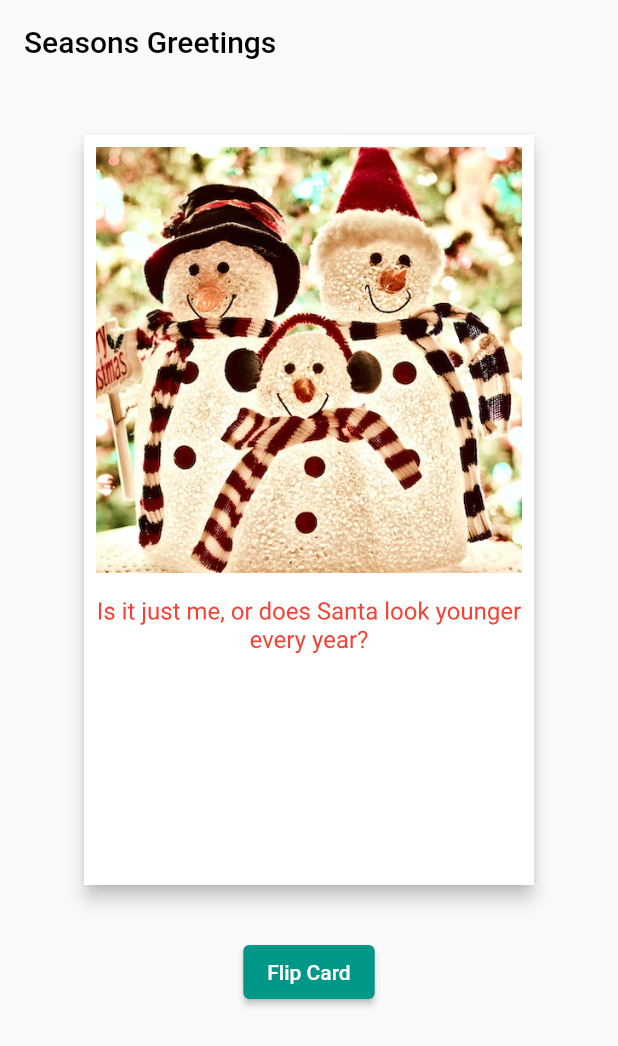
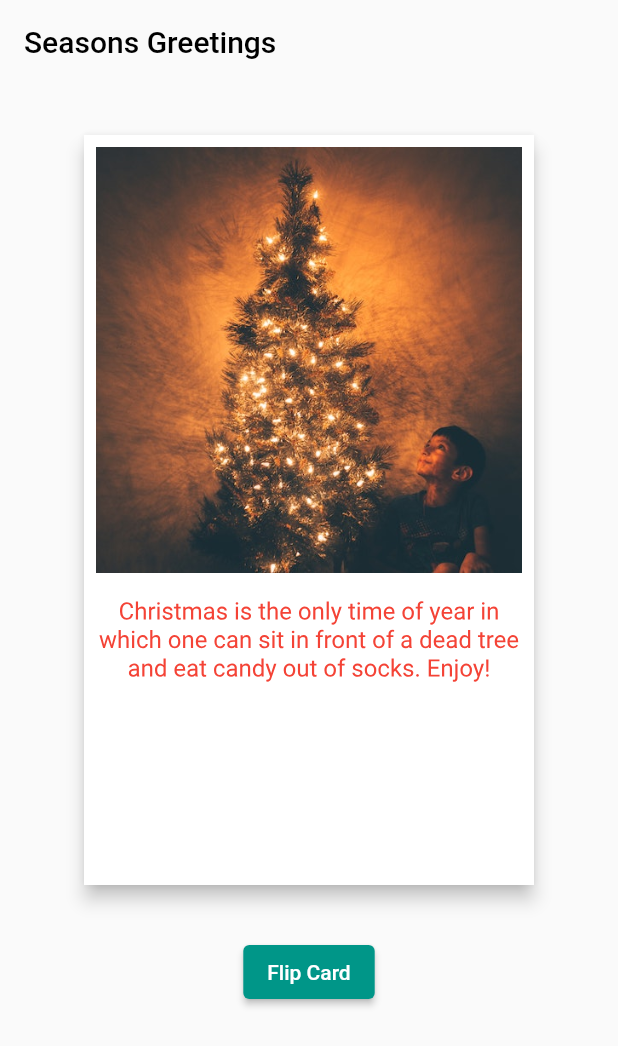
Before and after one commit to vikilinho/flipper, a Flutter app: the screen it shows after launch, after a tap on "Flip Card", on a phone screen of 412 x 824 dp. Shown: the top 1046 px of the screen. Run offline on Flutter 3.47's test engine with Material 2 defaults, Android fonts, the phone set to English and light mode, and no system bars.

Commit message:
generate random christmass messages

```diff
--- /dev/null
+++ b/lib/model/cardmodel.dart
@@ -0,0 +1,6 @@
+class CardModel {
+  final String text;
+  final String image;
+
+  CardModel(this.text, this.image);
+}
--- a/lib/views/homepage.dart
+++ b/lib/views/homepage.dart
@@ -1,5 +1,6 @@
 import 'dart:math';
 
+import 'package:flipper/model/cardmodel.dart';
 import 'package:flutter/material.dart';
 
 //Extends state with SingleTinker provider state mixin
@@ -17,6 +18,57 @@ class _HomePageState extends State<HomePage> with TickerProviderStateMixin {
   AnimationStatus _status = AnimationStatus.dismissed;
   var randomMessage = "";
   var randomImages = "";
+  // ignore: prefer_final_fields
+  List<CardModel> _cards = [
+    CardModel(
+      "This holiday season, let’s make it a point to cherish what’s truly important in our lives: cookies",
+      "images/c1.jpeg",
+    ),
+    CardModel(
+        "Best wishes for a joyous Christmas filled with love, happiness and prosperity!",
+        "images/c2.jpeg"),
+    CardModel(
+      "Wishing you a season full of light and laughter for you and your family.",
+      "images/c3.jpeg",
+    ),
+    CardModel(
+      "The gift of love. The gift of peace. The gift of happiness. May all these be yours at Christmas.",
+      "images/c4.jpeg",
+    ),
+    CardModel(
+        "Merry Christmas! I put so much thought into your gift that now it's too late to get it.",
+        "images/c5.jpeg"),
+    CardModel("Is it just me, or does Santa look younger every year?",
+        "images/c6.jpeg"),
+    CardModel(
+        "Eat. Drink. Be Merry. Have a wonderful Christmas!", "images/c7.jpeg"),
+    CardModel(
+        "Christmas is the only time of year in which one can sit in front of a dead tree and eat candy out of socks. Enjoy!",
+        "images/c8.jpeg"),
+    CardModel(
+        "May the Christmas Season bring only happiness and joy to you and your family.",
+        "images/c9.jpeg"),
+    CardModel(
+        "The gift of love. The gift of peace. The gift of happiness. May all these be yours at Christmas.",
+        "images/c10.jpeg"),
+    CardModel(
+        "May all that is beautiful, meaningful and brings you joy be yours this holiday season and throughout the coming year!",
+        "images/c11.jpeg"),
+    CardModel(
+        "Merry Christmas! Wishing you all the happiness your holiday can hold!",
+        "images/c12.jpeg"),
+    CardModel(
+        "May your holidays sparkle with joy and laughter.", "images/c13.jpeg"),
+    CardModel(
+        "I hope the magic of Christmas fills every corner of your heart and home with joy — now and always.",
+        "images/c14.jpeg"),
+    CardModel(
+        "Our family wishes you love, joy and peace … today, tomorrow and always.",
+        "images/c15.jpeg"),
+    CardModel(
+        "May your family have a holiday season that is full of wonderful surprises, treats and nonstop laughter.",
+        "images/c16.jpeg"),
+  ];
   var messages = [
     "This holiday season, let’s make it a point to cherish what’s truly important in our lives: cookies.",
     "I told Santa you were good this year and sent him a link to your Pinterest board. Merry Christmas to you!",
@@ -30,6 +82,10 @@ class _HomePageState extends State<HomePage> with TickerProviderStateMixin {
     "The gift of love. The gift of peace. The gift of happiness. May all these be yours at Christmas.",
     "Wishing you a season full of light and laughter for you and your family.",
     "Best wishes for a joyous Christmas filled with love, happiness and prosperity!",
+    "May your family have a holiday season that is full of wonderful surprises, treats and nonstop laughter.",
+    "Our family wishes you love, joy and peace … today, tomorrow and always.",
+    "I hope the magic of Christmas fills every corner of your heart and home with joy — now and always.",
+    "May your holidays sparkle with joy and laughter.",
   ];
   var images = [
     "images/c1.jpeg",
@@ -42,6 +98,12 @@ class _HomePageState extends State<HomePage> with TickerProviderStateMixin {
     "images/c8.jpeg",
     "images/c9.jpeg",
     "images/c10.jpeg",
+    "images/c11.jpeg",
+    "images/c12.jpeg",
+    "images/c13.jpeg",
+    "images/c14.jpeg",
+    "images/c15.jpeg",
+    "images/c16.jpeg",
     "images/tree2.png",
   ];
 
@@ -155,15 +217,15 @@ class _HomePageState extends State<HomePage> with TickerProviderStateMixin {
                 var rng = new Random();
 
 // Generate a random index
-                int index = rng.nextInt(images.length);
-                int sindex = rng.nextInt(messages.length);
+                // int index = rng.nextInt(_cards.length);
+                // int sindex = rng.nextInt(messages.length);
 
 // Get the item at the random index
-                randomImages = images[index];
-                randomMessage = messages[sindex];
+                // randomImages = _cards[index].image;
+                // // randomMessage = _cards[index].text;
 
-                // randomMessage = (messages..shuffle()).first;
-                // randomImages = (images..shuffle()).first;
+                randomMessage = (messages..shuffle()).first;
+                randomImages = (images..shuffle()).first;
               });
             },
             child: const Text("Flip Card"),
@@ -173,3 +235,4 @@ class _HomePageState extends State<HomePage> with TickerProviderStateMixin {
     );
   }
 }
+//TODO: add mp3, change fonts, map each message to image, replace long messages with short messages
```
Also changed, not shown: images/c11.jpeg (added), images/c12.jpeg (added), images/c13.jpeg (added), images/c14.jpeg (added), images/c15.jpeg (added), images/c16.jpeg (added), images/c2.png (deleted).
